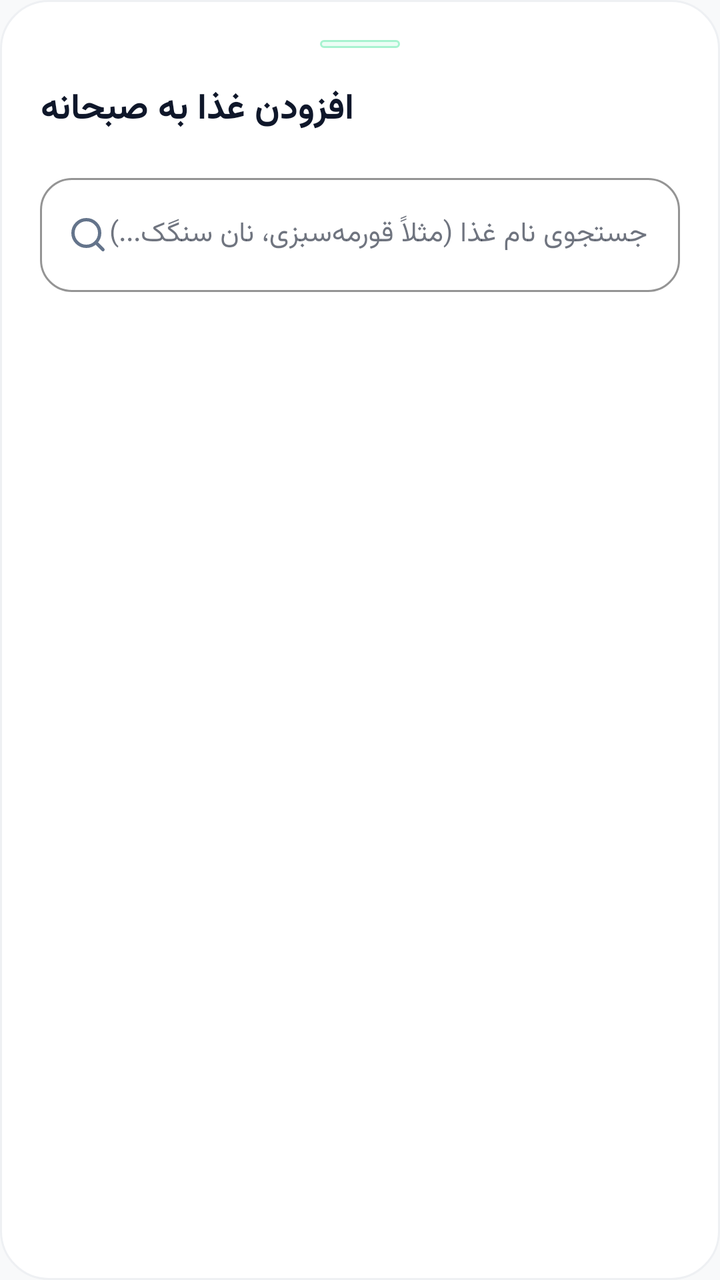
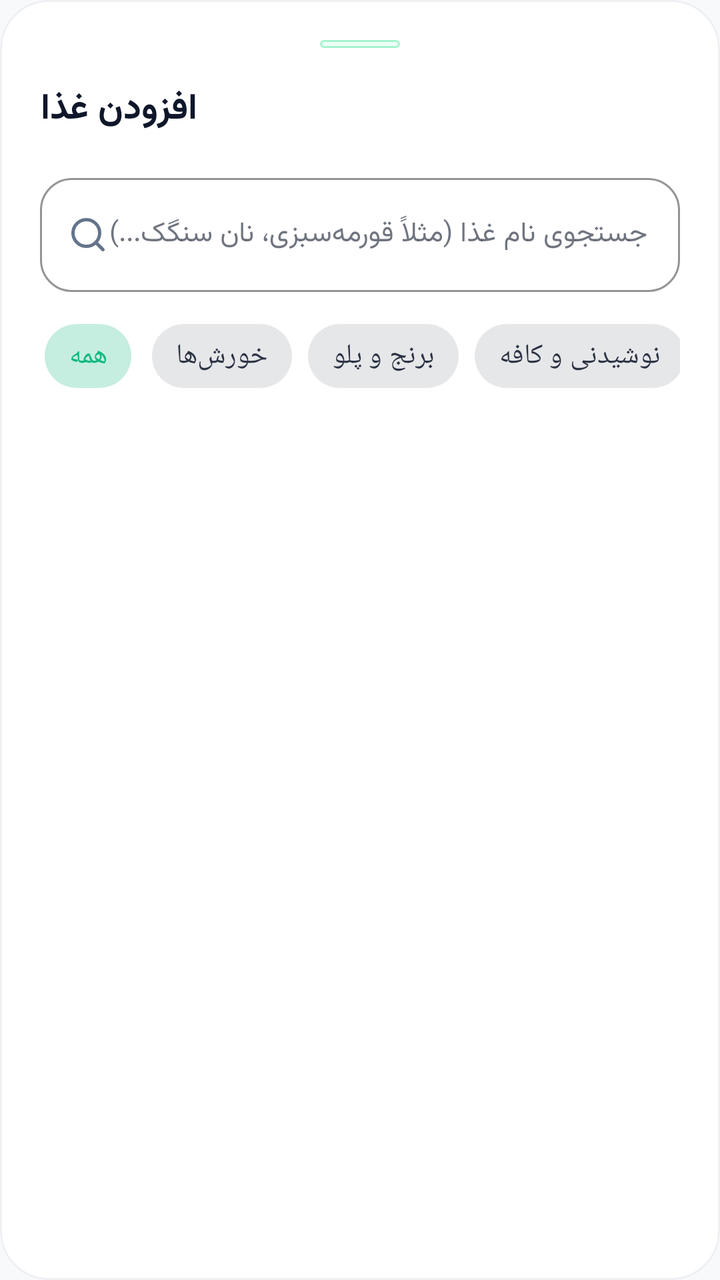

Before-and-after screenshots of an Android layout around one commit, followed by the original layout XML and the change that was made.
<!-- AndroidManifest.xml: application theme Theme.Digcheh -->
<!-- res/layout/bottom_sheet_add_food.xml -->
<?xml version="1.0" encoding="utf-8"?>
<LinearLayout xmlns:android="http://schemas.android.com/apk/res/android"
    xmlns:app="http://schemas.android.com/apk/res-auto"
    android:layout_width="match_parent"
    android:layout_height="wrap_content"
    android:orientation="vertical"
    android:background="@drawable/bg_card_clean"
    android:padding="20dp">

    
    <View
        android:layout_width="40dp"
        android:layout_height="4dp"
        android:background="@drawable/bg_pill_emerald"
        android:layout_gravity="center_horizontal"
        android:layout_marginBottom="16dp" />

    
    <TextView
        android:id="@+id/tvSheetTitle"
        android:layout_width="wrap_content"
        android:layout_height="wrap_content"
        android:text="افزودن غذا به صبحانه"
        android:textColor="@color/text_primary"
        android:textSize="18sp"
        android:textStyle="bold"
        android:layout_marginBottom="14dp" />

    
    <com.google.android.material.textfield.TextInputLayout
        android:id="@+id/tilSearchFood"
        android:layout_width="match_parent"
        android:layout_height="wrap_content"
        style="@style/Widget.MaterialComponents.TextInputLayout.OutlinedBox"
        app:boxStrokeColor="@color/primary"
        app:boxCornerRadiusTopStart="16dp"
        app:boxCornerRadiusTopEnd="16dp"
        app:boxCornerRadiusBottomStart="16dp"
        app:boxCornerRadiusBottomEnd="16dp"
        app:startIconDrawable="@drawable/ic_search"
        app:startIconTint="@color/text_secondary"
        android:hint="@string/search_hint">

        <com.google.android.material.textfield.TextInputEditText
            android:id="@+id/etSearchFood"
            android:layout_width="match_parent"
            android:layout_height="wrap_content"
            android:inputType="text"
            android:textSize="14sp" />
    </com.google.android.material.textfield.TextInputLayout>

    
    <androidx.recyclerview.widget.RecyclerView
        android:id="@+id/rvFoodSearchResults"
        android:layout_width="match_parent"
        android:layout_height="180dp"
        android:layout_marginTop="10dp"
        android:scrollbars="vertical" />

    
    <LinearLayout
        android:id="@+id/layoutFoodConfig"
        android:layout_width="match_parent"
        android:layout_height="wrap_content"
        android:orientation="vertical"
        android:background="@drawable/bg_pill_emerald"
        android:padding="16dp"
        android:layout_marginTop="12dp"
        android:visibility="gone">

        <TextView
            android:id="@+id/tvSelectedFoodTitle"
            android:layout_width="wrap_content"
            android:layout_height="wrap_content"
            android:textColor="@color/text_primary"
            android:textSize="16sp"
            android:textStyle="bold" />

        
        <LinearLayout
            android:layout_width="match_parent"
            android:layout_height="wrap_content"
            android:orientation="horizontal"
            android:gravity="center_vertical"
            android:layout_marginTop="10dp">

            
            <com.google.android.material.textfield.TextInputLayout
                android:layout_width="100dp"
                android:layout_height="wrap_content"
                style="@style/Widget.MaterialComponents.TextInputLayout.OutlinedBox"
                app:boxStrokeColor="@color/primary"
                android:hint="تعداد / مقدار">

                <com.google.android.material.textfield.TextInputEditText
                    android:id="@+id/etFoodQuantity"
                    android:layout_width="match_parent"
                    android:layout_height="wrap_content"
                    android:inputType="numberDecimal"
                    android:text="1"
                    android:gravity="center" />
            </com.google.android.material.textfield.TextInputLayout>

            
            <Spinner
                android:id="@+id/spFoodUnit"
                android:layout_width="0dp"
                android:layout_height="52dp"
                android:layout_weight="1"
                android:layout_marginStart="10dp"
                android:background="@drawable/bg_card_clean" />
        </LinearLayout>

        
        <TextView
            android:id="@+id/tvLiveCalculatedCalories"
            android:layout_width="wrap_content"
            android:layout_height="wrap_content"
            android:textColor="@color/primary"
            android:textSize="14sp"
            android:textStyle="bold"
            android:layout_marginTop="10dp"
            android:text="کالری محاسبه‌شده: ۲۵۰ kcal" />

        
        <com.google.android.material.button.MaterialButton
            android:id="@+id/btnAddFoodToMeal"
            android:layout_width="match_parent"
            android:layout_height="50dp"
            android:text="@string/confirm_add"
            android:textColor="@color/surface_white"
            app:backgroundTint="@color/primary"
            app:cornerRadius="16dp"
            android:layout_marginTop="12dp" />
    </LinearLayout>
</LinearLayout>
<!-- resources referenced by this layout -->
<resources>
  <color name="primary">#10B981</color>
  <color name="surface_white">#FFFFFF</color>
  <color name="text_primary">#0F172A</color>
  <color name="text_secondary">#64748B</color>
  <!-- drawable bg_card_clean (drawable) -->
  <?xml version="1.0" encoding="utf-8"?>
  <shape xmlns:android="http://schemas.android.com/apk/res/android"
      android:shape="rectangle">
      <solid android:color="@color/surface_white" />
      <corners android:radius="24dp" />
      <stroke
          android:width="1dp"
          android:color="@color/card_border" />
  </shape>
  <!-- drawable bg_pill_emerald (drawable) -->
  <?xml version="1.0" encoding="utf-8"?>
  <shape xmlns:android="http://schemas.android.com/apk/res/android"
      android:shape="rectangle">
      <solid android:color="@color/primary_light" />
      <corners android:radius="100dp" />
      <stroke
          android:width="1dp"
          android:color="@color/primary_border" />
  </shape>
  <!-- drawable ic_search (drawable) -->
  <vector xmlns:android="http://schemas.android.com/apk/res/android"
      android:width="20dp"
      android:height="20dp"
      android:viewportWidth="24"
      android:viewportHeight="24">
      <path
          android:strokeColor="#64748B"
          android:strokeWidth="2"
          android:strokeLineCap="round"
          android:strokeLineJoin="round"
          android:pathData="M11,19A8,8 0 1,0 11,3a8,8 0 0,0 0,16z M21,21l-4.35,-4.35" />
  </vector>
  <string name="confirm_add">ثبت غذا در وعده</string>
  <string name="search_hint">جستجوی نام غذا (مثلاً قورمه‌سبزی، نان سنگک...)</string>
  <style name="Theme.Digcheh" parent="Theme.MaterialComponents.Light.NoActionBar">
          
          <item name="colorPrimary">@color/primary</item>
          <item name="colorPrimaryVariant">@color/primary_dark</item>
          <item name="colorOnPrimary">@color/surface_white</item>
          <item name="colorSecondary">@color/primary</item>
          <item name="colorSecondaryVariant">@color/primary_dark</item>
          <item name="colorOnSecondary">@color/surface_white</item>
  
          
          <item name="fontFamily">@font/vazirmatn</item>
          <item name="android:fontFamily">@font/vazirmatn</item>
  
          
          <item name="android:windowBackground">@color/background</item>
          <item name="android:statusBarColor">@color/background</item>
          <item name="android:windowLightStatusBar">true</item>
          <item name="android:navigationBarColor">@color/surface_white</item>
          
          
          <item name="colorSurface">@color/surface_white</item>
          <item name="colorOnSurface">@color/text_primary</item>
  
          
          <item name="bottomSheetDialogTheme">@style/CustomBottomSheetDialog</item>
      </style>
  <color name="card_border">#EEF0F3</color>
  <color name="primary_light">#ECFDF5</color>
  <color name="primary_border">#A7F3D0</color>
  <color name="primary_dark">#059669</color>
  <color name="background">#F8F9FA</color>
  <style name="CustomBottomSheetDialog" parent="ThemeOverlay.MaterialComponents.BottomSheetDialog">
          <item name="bottomSheetStyle">@style/CustomBottomSheet</item>
      </style>
  <style name="CustomBottomSheet" parent="Widget.MaterialComponents.BottomSheet">
          <item name="android:background">@android:color/transparent</item>
      </style>
</resources>

<!-- the commit's change to res/layout/bottom_sheet_add_food.xml (unified diff, before → after) -->
@@ -20,7 +20,7 @@
         android:id="@+id/tvSheetTitle"
         android:layout_width="wrap_content"
         android:layout_height="wrap_content"
-        android:text="افزودن غذا به صبحانه"
+        android:text="افزودن غذا"
         android:textColor="@color/text_primary"
         android:textSize="18sp"
         android:textStyle="bold"
@@ -50,11 +50,92 @@
     </com.google.android.material.textfield.TextInputLayout>
 
     
+    <HorizontalScrollView
+        android:layout_width="match_parent"
+        android:layout_height="wrap_content"
+        android:scrollbars="none"
+        android:layout_marginTop="8dp"
+        android:layout_marginBottom="6dp">
+
+        <com.google.android.material.chip.ChipGroup
+            android:id="@+id/chipGroupCategories"
+            android:layout_width="wrap_content"
+            android:layout_height="wrap_content"
+            app:singleSelection="true"
+            app:selectionRequired="true">
+
+            <com.google.android.material.chip.Chip
+                android:id="@+id/chipCatAll"
+                style="@style/Widget.MaterialComponents.Chip.Choice"
+                android:layout_width="wrap_content"
+                android:layout_height="wrap_content"
+                android:text="همه"
+                android:checked="true" />
+
+            <com.google.android.material.chip.Chip
+                android:id="@+id/chipCatStews"
+                style="@style/Widget.MaterialComponents.Chip.Choice"
+                android:layout_width="wrap_content"
+                android:layout_height="wrap_content"
+                android:text="خورش‌ها" />
+
+            <com.google.android.material.chip.Chip
+                android:id="@+id/chipCatRice"
+                style="@style/Widget.MaterialComponents.Chip.Choice"
+                android:layout_width="wrap_content"
+                android:layout_height="wrap_content"
+                android:text="برنج و پلو" />
+
+            <com.google.android.material.chip.Chip
+                android:id="@+id/chipCatDrinks"
+                style="@style/Widget.MaterialComponents.Chip.Choice"
+                android:layout_width="wrap_content"
+                android:layout_height="wrap_content"
+                android:text="نوشیدنی و کافه" />
+
+            <com.google.android.material.chip.Chip
+                android:id="@+id/chipCatKebabs"
+                style="@style/Widget.MaterialComponents.Chip.Choice"
+                android:layout_width="wrap_content"
+                android:layout_height="wrap_content"
+                android:text="کباب‌ها" />
+
+            <com.google.android.material.chip.Chip
+                android:id="@+id/chipCatBreakfast"
+                style="@style/Widget.MaterialComponents.Chip.Choice"
+                android:layout_width="wrap_content"
+                android:layout_height="wrap_content"
+                android:text="صبحانه و لبنیات" />
+
+            <com.google.android.material.chip.Chip
+                android:id="@+id/chipCatTrad"
+                style="@style/Widget.MaterialComponents.Chip.Choice"
+                android:layout_width="wrap_content"
+                android:layout_height="wrap_content"
+                android:text="سنتی و آش" />
+
+            <com.google.android.material.chip.Chip
+                android:id="@+id/chipCatFast"
+                style="@style/Widget.MaterialComponents.Chip.Choice"
+                android:layout_width="wrap_content"
+                android:layout_height="wrap_content"
+                android:text="فست‌فود" />
+
+            <com.google.android.material.chip.Chip
+                android:id="@+id/chipCatSnack"
+                style="@style/Widget.MaterialComponents.Chip.Choice"
+                android:layout_width="wrap_content"
+                android:layout_height="wrap_content"
+                android:text="میوه و میان‌وعده" />
+        </com.google.android.material.chip.ChipGroup>
+    </HorizontalScrollView>
+
+    
     <androidx.recyclerview.widget.RecyclerView
         android:id="@+id/rvFoodSearchResults"
         android:layout_width="match_parent"
-        android:layout_height="180dp"
-        android:layout_marginTop="10dp"
+        android:layout_height="220dp"
+        android:layout_marginTop="4dp"
         android:scrollbars="vertical" />
 
     
